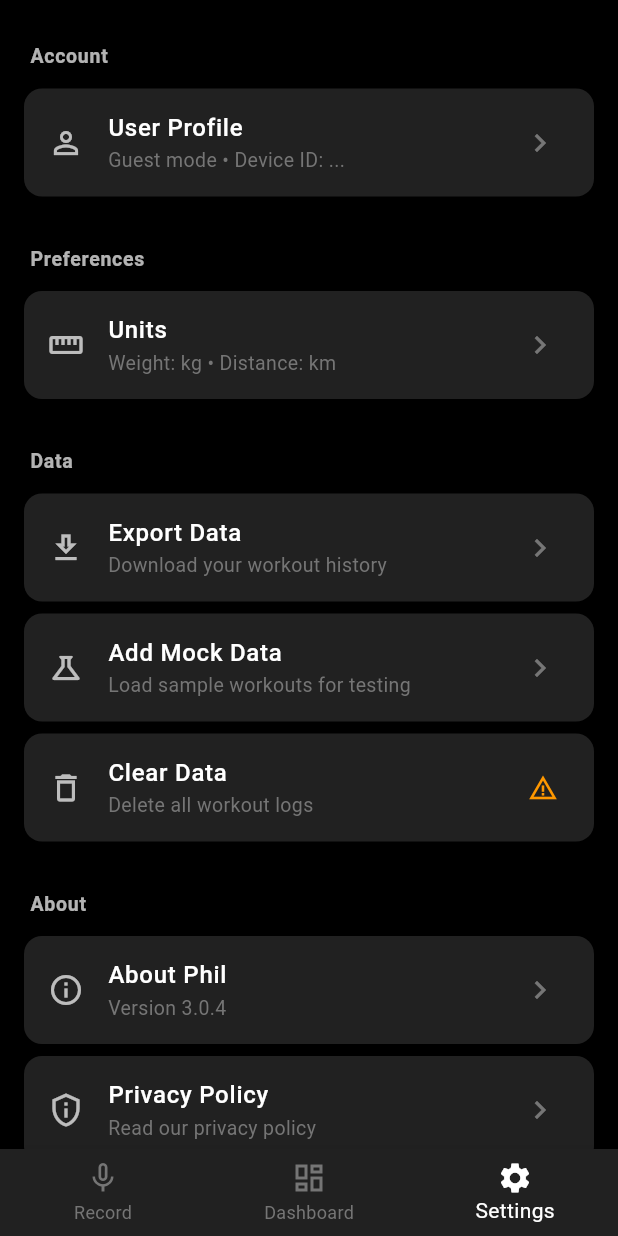
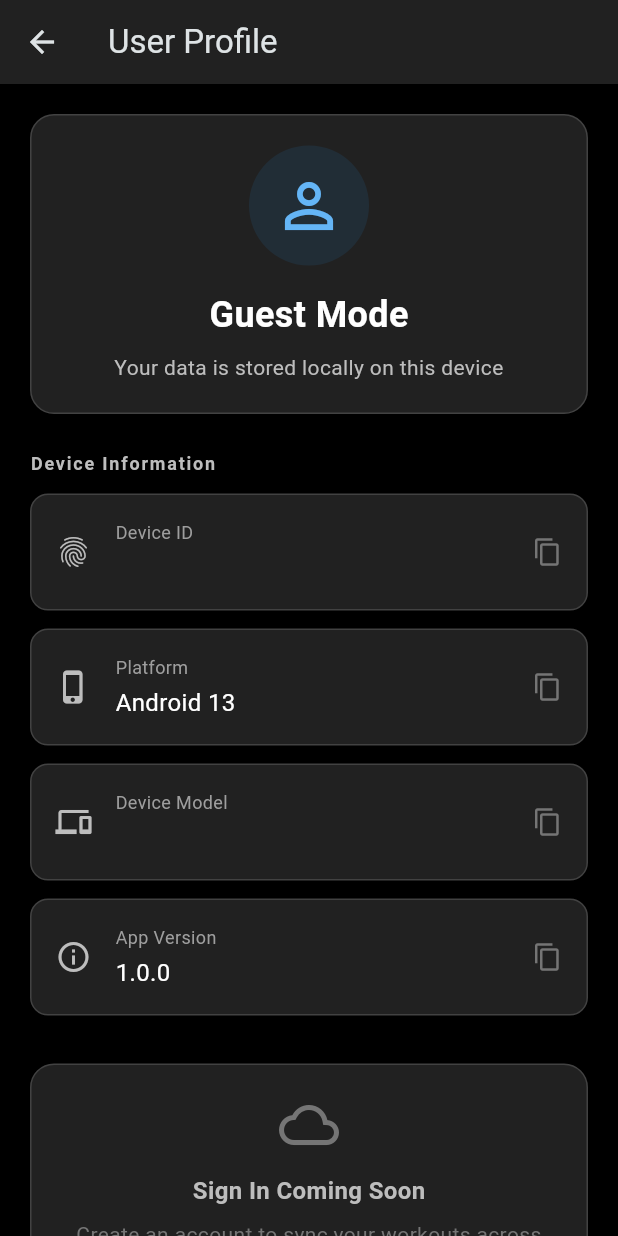
Before and after one commit to Rabbit-CollectiveScience/phil, a Flutter app: the screen it shows after launch, item 3 of the bottom bar chosen, after a tap on "User Profile", on a phone screen of 412 x 824 dp. Run offline on Flutter 3.47's test engine with Material 3 defaults, Android fonts, the phone set to English and light mode, and no system bars; our stand-ins replace device_info_plus, hive, hive_flutter, shared_preferences, speech_to_text; accounts and stored records are empty.

```diff
--- a/apps/mobile/lib/l1_ui/record.dart
+++ b/apps/mobile/lib/l1_ui/record.dart
@@ -1,5 +1,6 @@
 import 'package:flutter/material.dart';
 import 'browse_exercises_screen.dart';
+import '../l3_service/speech_service.dart';
 
 class RecordPage extends StatefulWidget {
   const RecordPage({super.key});
@@ -10,10 +11,12 @@ class RecordPage extends StatefulWidget {
 
 class _RecordPageState extends State<RecordPage>
     with SingleTickerProviderStateMixin {
+  final SpeechService _speechService = SpeechService();
   bool _isRecording = false;
   bool _isProcessing = false;
   bool _isAiSpeaking = false;
   bool _showTextInput = false;
+  String _partialTranscription = '';
   final List<ChatMessage> _messages = [];
   final TextEditingController _textController = TextEditingController();
   final ScrollController _scrollController = ScrollController();
@@ -30,6 +33,19 @@ class _RecordPageState extends State<RecordPage>
     _pulseAnimation = Tween<double>(begin: 0.85, end: 1.15).animate(
       CurvedAnimation(parent: _pulseController, curve: Curves.easeInOut),
     );
+    _initializeSpeech();
+  }
+
+  Future<void> _initializeSpeech() async {
+    final initialized = await _speechService.initialize();
+    if (!initialized && mounted) {
+      ScaffoldMessenger.of(context).showSnackBar(
+        const SnackBar(
+          content: Text('Speech recognition not available'),
+          backgroundColor: Colors.red,
+        ),
+      );
+    }
   }
 
   void _handleUserInput(String text) async {
@@ -77,14 +93,58 @@ class _RecordPageState extends State<RecordPage>
   void _handleVoiceInput() async {
     if (_isAiSpeaking || _isProcessing) return;
 
+    if (_isRecording) {
+      // Stop recording
       setState(() {
-      _isRecording = !_isRecording;
+        _isRecording = false;
+        _isProcessing = true;
       });
 
-    if (!_isRecording) {
-      // Mock: When stopping recording, simulate transcription
-      String mockTranscription = "Bench press 3 sets of 10 at 185";
-      _handleUserInput(mockTranscription);
+      await _speechService.stopListening();
+
+      // Wait a bit for final result
+      await Future.delayed(const Duration(milliseconds: 500));
+
+      setState(() {
+        _isProcessing = false;
+      });
+    } else {
+      // Start recording
+      setState(() {
+        _isRecording = true;
+        _partialTranscription = '';
+      });
+
+      await _speechService.startListening(
+        onResult: (finalText) {
+          // Final transcription received
+          if (finalText.isNotEmpty) {
+            _handleUserInput(finalText);
+          }
+          setState(() {
+            _isRecording = false;
+            _partialTranscription = '';
+          });
+        },
+        onPartialResult: (partialText) {
+          // Update partial transcription in real-time
+          setState(() {
+            _partialTranscription = partialText;
+          });
+        },
+        onError: (error) {
+          setState(() {
+            _isRecording = false;
+            _partialTranscription = '';
+          });
+          ScaffoldMessenger.of(context).showSnackBar(
+            SnackBar(
+              content: Text('Error: $error'),
+              backgroundColor: Colors.red,
+            ),
+          );
+        },
+      );
     }
   }
 
@@ -165,7 +225,30 @@ class _RecordPageState extends State<RecordPage>
             // Voice Button
             Container(
               padding: const EdgeInsets.symmetric(vertical: 20),
-              child: GestureDetector(
+              child: Column(
+                children: [
+                  // Show partial transcription while recording
+                  if (_isRecording && _partialTranscription.isNotEmpty)
+                    Container(
+                      margin: const EdgeInsets.only(bottom: 12),
+                      padding: const EdgeInsets.symmetric(
+                        horizontal: 16,
+                        vertical: 8,
+                      ),
+                      decoration: BoxDecoration(
+                        color: Colors.grey[900],
+                        borderRadius: BorderRadius.circular(8),
+                      ),
+                      child: Text(
+                        _partialTranscription,
+                        style: const TextStyle(
+                          color: Colors.white70,
+                          fontSize: 14,
+                        ),
+                        textAlign: TextAlign.center,
+                      ),
+                    ),
+                  GestureDetector(
                     onTap: _handleVoiceInput,
                     child: AnimatedBuilder(
                       animation: _pulseAnimation,
@@ -195,6 +278,8 @@ class _RecordPageState extends State<RecordPage>
                         );
                       },
                     ),
+                  ),
+                ],
               ),
             ),
 
@@ -338,6 +423,7 @@ class _RecordPageState extends State<RecordPage>
 
   @override
   void dispose() {
+    _speechService.dispose();
     _pulseController.dispose();
     _textController.dispose();
     _scrollController.dispose();
--- a/apps/mobile/lib/l1_ui/settings.dart
+++ b/apps/mobile/lib/l1_ui/settings.dart
@@ -2,6 +2,7 @@ import 'package:flutter/material.dart';
 import '../l3_service/seed_data_service.dart';
 import '../l3_service/workout_service.dart';
 import '../l3_service/settings_service.dart';
+import 'user_profile_screen.dart';
 
 class SettingsPage extends StatefulWidget {
   final VoidCallback onNavigateToDashboard;
@@ -412,7 +413,14 @@ class _SettingsPageState extends State<SettingsPage> {
               icon: Icons.person_outline,
               title: 'User Profile',
               subtitle: 'Guest mode • Device ID: ...',
-              onTap: () {},
+              onTap: () {
+                Navigator.push(
+                  context,
+                  MaterialPageRoute(
+                    builder: (context) => const UserProfileScreen(),
+                  ),
+                );
+              },
             ),
 
             const SizedBox(height: 20),
--- /dev/null
+++ b/apps/mobile/lib/l1_ui/user_profile_screen.dart
@@ -0,0 +1,265 @@
+import 'package:flutter/material.dart';
+import 'package:flutter/services.dart';
+import '../l3_service/device_info_service.dart';
+import '../config.dart';
+
+class UserProfileScreen extends StatefulWidget {
+  const UserProfileScreen({super.key});
+
+  @override
+  State<UserProfileScreen> createState() => _UserProfileScreenState();
+}
+
+class _UserProfileScreenState extends State<UserProfileScreen> {
+  DeviceInformation? _deviceInfo;
+  bool _isLoading = true;
+
+  @override
+  void initState() {
+    super.initState();
+    _loadDeviceInfo();
+  }
+
+  Future<void> _loadDeviceInfo() async {
+    try {
+      final info = await DeviceInfoService.getDeviceInfo();
+      setState(() {
+        _deviceInfo = info;
+        _isLoading = false;
+      });
+    } catch (e) {
+      setState(() {
+        _isLoading = false;
+      });
+    }
+  }
+
+  void _copyToClipboard(String text, String label) {
+    Clipboard.setData(ClipboardData(text: text));
+    ScaffoldMessenger.of(context).showSnackBar(
+      SnackBar(
+        content: Text('$label copied to clipboard'),
+        backgroundColor: Colors.green[700],
+        duration: const Duration(seconds: 2),
+      ),
+    );
+  }
+
+  @override
+  Widget build(BuildContext context) {
+    return Scaffold(
+      backgroundColor: Colors.black,
+      appBar: AppBar(
+        backgroundColor: Colors.grey[900],
+        title: const Text('User Profile'),
+        leading: IconButton(
+          icon: const Icon(Icons.arrow_back),
+          onPressed: () => Navigator.pop(context),
+        ),
+      ),
+      body: _isLoading
+          ? const Center(child: CircularProgressIndicator())
+          : SingleChildScrollView(
+              child: Padding(
+                padding: const EdgeInsets.all(20),
+                child: Column(
+                  crossAxisAlignment: CrossAxisAlignment.start,
+                  children: [
+                    // Guest Mode Card
+                    Container(
+                      width: double.infinity,
+                      padding: const EdgeInsets.all(20),
+                      decoration: BoxDecoration(
+                        color: Colors.grey[900],
+                        borderRadius: BorderRadius.circular(16),
+                        border: Border.all(color: Colors.grey[800]!, width: 1),
+                      ),
+                      child: Column(
+                        children: [
+                          Container(
+                            padding: const EdgeInsets.all(16),
+                            decoration: BoxDecoration(
+                              color: Colors.blue.withOpacity(0.1),
+                              shape: BoxShape.circle,
+                            ),
+                            child: Icon(
+                              Icons.person_outline,
+                              size: 48,
+                              color: Colors.blue[300],
+                            ),
+                          ),
+                          const SizedBox(height: 16),
+                          const Text(
+                            'Guest Mode',
+                            style: TextStyle(
+                              color: Colors.white,
+                              fontSize: 24,
+                              fontWeight: FontWeight.bold,
+                            ),
+                          ),
+                          const SizedBox(height: 8),
+                          Text(
+                            'Your data is stored locally on this device',
+                            style: TextStyle(
+                              color: Colors.grey[400],
+                              fontSize: 14,
+                            ),
+                            textAlign: TextAlign.center,
+                          ),
+                        ],
+                      ),
+                    ),
+
+                    const SizedBox(height: 24),
+
+                    // Device Information Section
+                    Text(
+                      'Device Information',
+                      style: TextStyle(
+                        color: Colors.grey[400],
+                        fontSize: 12,
+                        fontWeight: FontWeight.w600,
+                        letterSpacing: 1.2,
+                      ),
+                    ),
+                    const SizedBox(height: 12),
+
+                    // Device ID
+                    _buildInfoTile(
+                      icon: Icons.fingerprint,
+                      label: 'Device ID',
+                      value: _deviceInfo?.deviceId ?? 'Unknown',
+                      onTap: () => _copyToClipboard(
+                        _deviceInfo?.deviceId ?? '',
+                        'Device ID',
+                      ),
+                    ),
+
+                    const SizedBox(height: 12),
+
+                    // Platform
+                    _buildInfoTile(
+                      icon: Icons.phone_iphone,
+                      label: 'Platform',
+                      value:
+                          '${_deviceInfo?.platform ?? 'Unknown'} ${_deviceInfo?.osVersion ?? ''}',
+                      onTap: () => _copyToClipboard(
+                        '${_deviceInfo?.platform ?? ''} ${_deviceInfo?.osVersion ?? ''}',
+                        'Platform',
+                      ),
+                    ),
+
+                    const SizedBox(height: 12),
+
+                    // Device Model
+                    _buildInfoTile(
+                      icon: Icons.devices,
+                      label: 'Device Model',
+                      value: _deviceInfo?.model ?? 'Unknown',
+                      onTap: () => _copyToClipboard(
+                        _deviceInfo?.model ?? '',
+                        'Device Model',
+                      ),
+                    ),
+
+                    const SizedBox(height: 12),
+
+                    // App Version
+                    _buildInfoTile(
+                      icon: Icons.info_outline,
+                      label: 'App Version',
+                      value: Config.appVersion,
+                      onTap: () =>
+                          _copyToClipboard(Config.appVersion, 'App Version'),
+                    ),
+
+                    const SizedBox(height: 32),
+
+                    // Future Sign In Section (Placeholder)
+                    Container(
+                      width: double.infinity,
+                      padding: const EdgeInsets.all(20),
+                      decoration: BoxDecoration(
+                        color: Colors.grey[900],
+                        borderRadius: BorderRadius.circular(16),
+                        border: Border.all(color: Colors.grey[800]!, width: 1),
+                      ),
+                      child: Column(
+                        children: [
+                          Icon(
+                            Icons.cloud_outlined,
+                            size: 40,
+                            color: Colors.grey[600],
+                          ),
+                          const SizedBox(height: 12),
+                          Text(
+                            'Sign In Coming Soon',
+                            style: TextStyle(
+                              color: Colors.grey[400],
+                              fontSize: 16,
+                              fontWeight: FontWeight.w600,
+                            ),
+                          ),
+                          const SizedBox(height: 8),
+                          Text(
+                            'Create an account to sync your workouts across devices',
+                            style: TextStyle(
+                              color: Colors.grey[600],
+                              fontSize: 14,
+                            ),
+                            textAlign: TextAlign.center,
+                          ),
+                        ],
+                      ),
+                    ),
+                  ],
+                ),
+              ),
+            ),
+    );
+  }
+
+  Widget _buildInfoTile({
+    required IconData icon,
+    required String label,
+    required String value,
+    required VoidCallback onTap,
+  }) {
+    return InkWell(
+      onTap: onTap,
+      borderRadius: BorderRadius.circular(12),
+      child: Container(
+        padding: const EdgeInsets.all(16),
+        decoration: BoxDecoration(
+          color: Colors.grey[900],
+          borderRadius: BorderRadius.circular(12),
+          border: Border.all(color: Colors.grey[800]!, width: 1),
+        ),
+        child: Row(
+          children: [
+            Icon(icon, color: Colors.grey[400], size: 24),
+            const SizedBox(width: 16),
+            Expanded(
+              child: Column(
+                crossAxisAlignment: CrossAxisAlignment.start,
+                children: [
+                  Text(
+                    label,
+                    style: TextStyle(color: Colors.grey[500], fontSize: 12),
+                  ),
+                  const SizedBox(height: 4),
+                  Text(
+                    value,
+                    style: const TextStyle(color: Colors.white, fontSize: 16),
+                    overflow: TextOverflow.ellipsis,
+                  ),
+                ],
+              ),
+            ),
+            Icon(Icons.copy, color: Colors.grey[600], size: 20),
+          ],
+        ),
+      ),
+    );
+  }
+}
--- /dev/null
+++ b/apps/mobile/lib/l3_service/device_info_service.dart
@@ -0,0 +1,85 @@
+import 'dart:io';
+import 'package:device_info_plus/device_info_plus.dart';
+
+/// Model for device information
+class DeviceInformation {
+  final String deviceId;
+  final String platform;
+  final String osVersion;
+  final String model;
+
+  DeviceInformation({
+    required this.deviceId,
+    required this.platform,
+    required this.osVersion,
+    required this.model,
+  });
+}
+
+/// Service to retrieve device information
+class DeviceInfoService {
+  static final DeviceInfoPlugin _deviceInfo = DeviceInfoPlugin();
+
+  /// Get comprehensive device information
+  static Future<DeviceInformation> getDeviceInfo() async {
+    try {
+      if (Platform.isIOS) {
+        final iosInfo = await _deviceInfo.iosInfo;
+        return DeviceInformation(
+          deviceId: iosInfo.identifierForVendor ?? 'Unknown',
+          platform: 'iOS',
+          osVersion: iosInfo.systemVersion,
+          model: iosInfo.utsname.machine,
+        );
+      } else if (Platform.isAndroid) {
+        final androidInfo = await _deviceInfo.androidInfo;
+        return DeviceInformation(
+          deviceId: androidInfo.id,
+          platform: 'Android',
+          osVersion: androidInfo.version.release,
+          model: '${androidInfo.manufacturer} ${androidInfo.model}',
+        );
+      } else {
+        // Fallback for other platforms
+        return DeviceInformation(
+          deviceId: 'Unknown',
+          platform: Platform.operatingSystem,
+          osVersion: Platform.operatingSystemVersion,
+          model: 'Unknown',
+        );
+      }
+    } catch (e) {
+      // Return fallback info if there's an error
+      return DeviceInformation(
+        deviceId: 'Error retrieving ID',
+        platform: Platform.operatingSystem,
+        osVersion: 'Unknown',
+        model: 'Unknown',
+      );
+    }
+  }
+
+  /// Get just the device ID
+  static Future<String> getDeviceId() async {
+    final info = await getDeviceInfo();
+    return info.deviceId;
+  }
+
+  /// Get just the platform name
+  static Future<String> getPlatform() async {
+    final info = await getDeviceInfo();
+    return info.platform;
+  }
+
+  /// Get just the OS version
+  static Future<String> getOsVersion() async {
+    final info = await getDeviceInfo();
+    return info.osVersion;
+  }
+
+  /// Get just the device model
+  static Future<String> getDeviceModel() async {
+    final info = await getDeviceInfo();
+    return info.model;
+  }
+}
--- a/apps/mobile/pubspec.yaml
+++ b/apps/mobile/pubspec.yaml
@@ -25,6 +25,8 @@ dependencies:
   device_info_plus: ^10.1.0
   hive: ^2.2.3
   hive_flutter: ^1.1.0
+  speech_to_text: ^7.0.0
+  permission_handler: ^11.0.1
 
 dev_dependencies:
   flutter_test:
```
Also changed, not shown: apps/mobile/lib/l3_service/speech_service.dart (added, +116 -0 lines), apps/mobile/pubspec.lock, 4 other files. Lines whose indentation alone changed are shown as unchanged.
